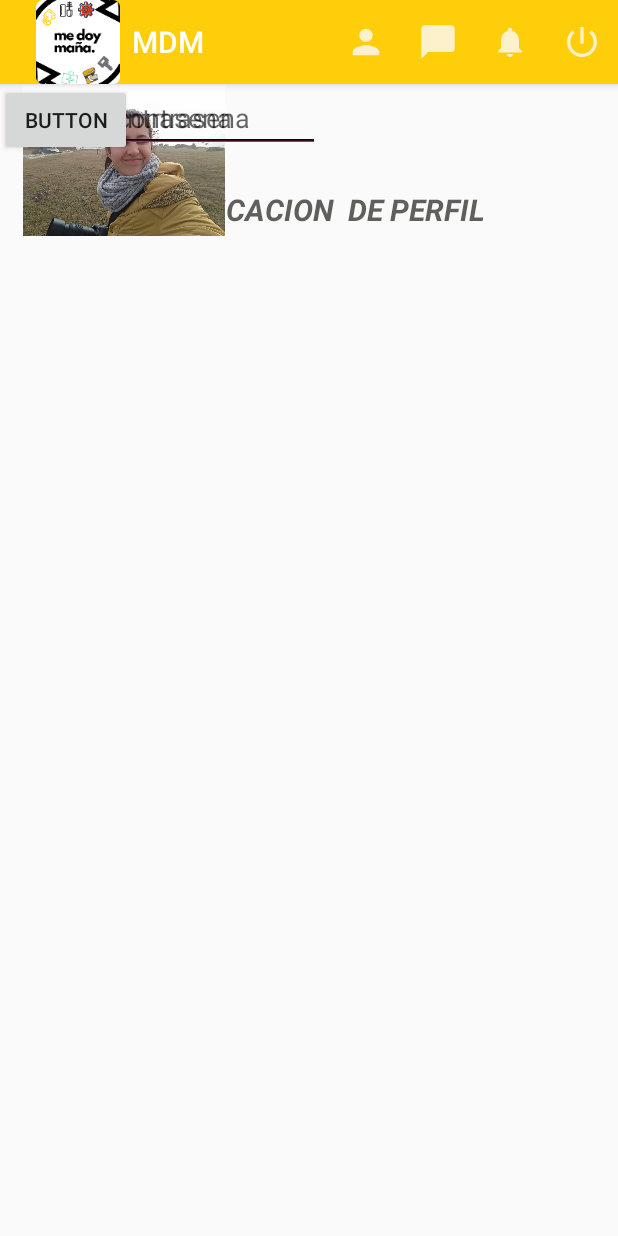
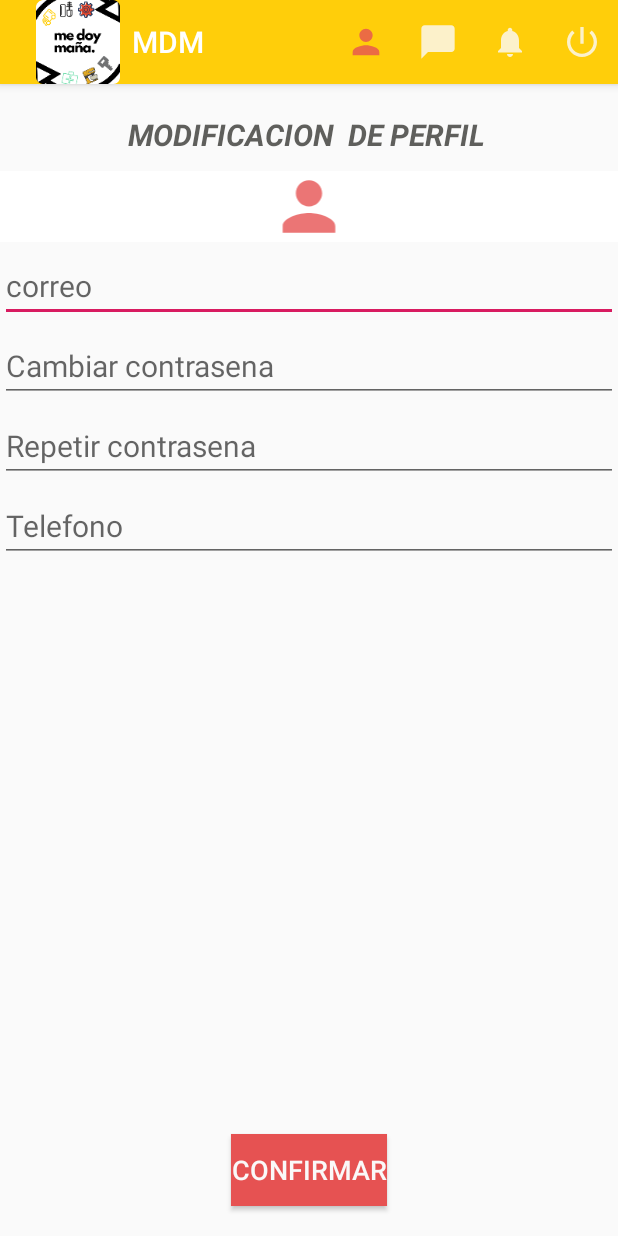
Before and after one commit to mariajosebare/PruebadeMDM, an Android app: the Activitymod_perfil screen opened directly, with no data from a screen before it, on a phone screen of 412 x 824 dp. Run offline under Robolectric (Android 15) with nearby library versions, the phone set to English and light mode, and no system bars.

Commit message:
Se modifica pantalla XML modificacion de usuario.

```diff
--- a/app/src/main/res/drawable-anydpi/ic_action_person.xml
+++ b/app/src/main/res/drawable-anydpi/ic_action_person.xml
@@ -3,12 +3,12 @@
     android:height="24dp"
     android:viewportWidth="21.6"
     android:viewportHeight="21.6"
-    android:tint="#FBFAFA"
+    android:tint="#E65252"
     android:alpha="0.8">
   <group android:translateX="-1.2"
       android:translateY="-1.2">
       <path
-          android:fillColor="#FDFBFB"
+          android:fillColor="#E65252"
           android:pathData="M12,12c2.21,0 4,-1.79 4,-4s-1.79,-4 -4,-4 -4,1.79 -4,4 1.79,4 4,4zM12,14c-2.67,0 -8,1.34 -8,4v2h16v-2c0,-2.66 -5.33,-4 -8,-4z"/>
   </group>
 </vector>
--- a/app/src/main/res/layout/activity_activitymod_perfil.xml
+++ b/app/src/main/res/layout/activity_activitymod_perfil.xml
@@ -8,79 +8,109 @@
 
     <TextView
         android:id="@+id/textView2"
-        android:layout_width="293dp"
+        android:layout_width="0dp"
         android:layout_height="37dp"
-        android:layout_marginStart="59dp"
-        android:layout_marginLeft="59dp"
-        android:layout_marginTop="47dp"
-        android:layout_marginEnd="59dp"
-        android:layout_marginRight="59dp"
-        android:layout_marginBottom="647dp"
+        android:layout_marginTop="15dp"
         android:gravity="center"
         android:text="Modificacion  de perfil "
         android:textAllCaps="true"
         android:textColor="#BA252521"
         android:textSize="20sp"
         android:textStyle="bold|italic"
-        app:layout_constraintBottom_toBottomOf="parent"
+        app:layout_constraintTop_toTopOf="parent"
         app:layout_constraintEnd_toEndOf="parent"
+        app:layout_constraintHorizontal_bias="0.5"
         app:layout_constraintStart_toStartOf="parent"
-        app:layout_constraintTop_toTopOf="parent" />
-
-    <ImageView
-        android:id="@+id/imageView2"
-        android:layout_width="165dp"
-        android:layout_height="101dp"
-        app:srcCompat="@drawable/anacasalas"
-        tools:layout_editor_absoluteX="16dp"
-        tools:layout_editor_absoluteY="97dp" />
+        tools:layout_editor_absoluteX="59dp"
+        tools:layout_editor_absoluteY="47dp" />
 
     <EditText
         android:id="@+id/editText"
-        android:layout_width="wrap_content"
+        android:layout_width="0dp"
         android:layout_height="wrap_content"
+        android:layout_marginTop="5dp"
         android:ems="10"
+        android:gravity="left"
         android:hint="correo"
         android:inputType="textEmailAddress"
-        tools:layout_editor_absoluteX="16dp"
-        tools:layout_editor_absoluteY="215dp" />
+        android:textSize="20sp"
+        app:layout_constraintEnd_toEndOf="parent"
+        app:layout_constraintHorizontal_bias="0.502"
+        app:layout_constraintStart_toStartOf="parent"
+        app:layout_constraintTop_toBottomOf="@id/imageView6" />
 
     <EditText
         android:id="@+id/editText2"
-        android:layout_width="wrap_content"
+        android:layout_width="0dp"
         android:layout_height="wrap_content"
-        android:ems="10"
+        android:layout_marginTop="5dp"
+        android:gravity="left"
         android:hint="Cambiar contrasena"
         android:inputType="textPassword"
+        android:textSize="20sp"
+        app:layout_constraintEnd_toEndOf="parent"
+        app:layout_constraintHorizontal_bias="0.502"
+        app:layout_constraintStart_toStartOf="parent"
+        app:layout_constraintTop_toBottomOf="@id/editText"
         tools:layout_editor_absoluteX="16dp"
         tools:layout_editor_absoluteY="282dp" />
 
     <EditText
         android:id="@+id/editText3"
-        android:layout_width="wrap_content"
+        android:layout_width="0dp"
         android:layout_height="wrap_content"
-        android:ems="10"
         android:hint="Repetir contrasena"
+        android:layout_marginTop="5dp"
         android:inputType="textPassword"
-        tools:layout_editor_absoluteX="16dp"
-        tools:layout_editor_absoluteY="343dp" />
+        android:textSize="20sp"
+        app:layout_constraintEnd_toEndOf="parent"
+        app:layout_constraintHorizontal_bias="0.502"
+        app:layout_constraintStart_toStartOf="parent"
+        app:layout_constraintTop_toBottomOf="@id/editText2"
+        tools:layout_editor_absoluteY="282dp"
+        tools:layout_editor_absoluteX="16dp" />
 
     <EditText
         android:id="@+id/editText4"
-        android:layout_width="wrap_content"
+        android:layout_width="0dp"
         android:layout_height="wrap_content"
-        android:ems="10"
+        android:layout_marginTop="5dp"
         android:hint="Telefono"
         android:inputType="number"
+        android:textSize="20sp"
+        app:layout_constraintEnd_toEndOf="parent"
+        app:layout_constraintHorizontal_bias="0.502"
+        app:layout_constraintStart_toStartOf="parent"
+        app:layout_constraintTop_toBottomOf="@id/editText3"
         tools:layout_editor_absoluteX="16dp"
         tools:layout_editor_absoluteY="403dp" />
 
     <Button
-        android:id="@+id/button"
+        android:id="@+id/conf_cambios"
         android:layout_width="wrap_content"
         android:layout_height="wrap_content"
-        android:text="Button"
-        tools:layout_editor_absoluteX="20dp"
-        tools:layout_editor_absoluteY="486dp" />
+        android:layout_marginBottom="20dp"
+        android:background="#E65252"
+        android:text="Confirmar"
+        android:textColor="#FAF8F8"
+        android:textSize="18sp"
+        app:layout_constraintBottom_toBottomOf="parent"
+        app:layout_constraintEnd_toEndOf="parent"
+        app:layout_constraintHorizontal_bias="0.5"
+        app:layout_constraintStart_toStartOf="parent" />
+
+    <ImageView
+        android:id="@+id/imageView6"
+        android:layout_width="0dp"
+        android:layout_height="47dp"
+        android:layout_marginTop="5dp"
+        android:background="#FFFFFF"
+        android:gravity="center"
+        app:layout_constraintEnd_toEndOf="parent"
+        app:layout_constraintHorizontal_bias="0.502"
+        app:layout_constraintStart_toStartOf="parent"
+        app:layout_constraintTop_toBottomOf="@id/textView2"
+        app:srcCompat="@drawable/ic_action_person"
+        tools:ignore="VectorDrawableCompat" />
 
 </androidx.constraintlayout.widget.ConstraintLayout>
```
